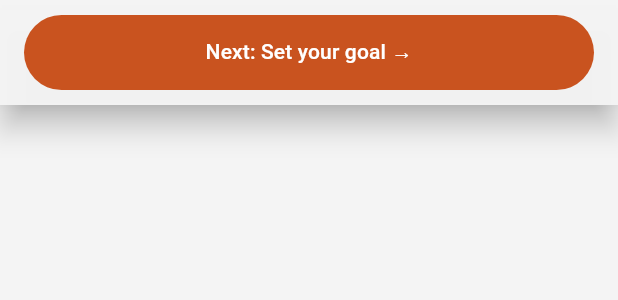
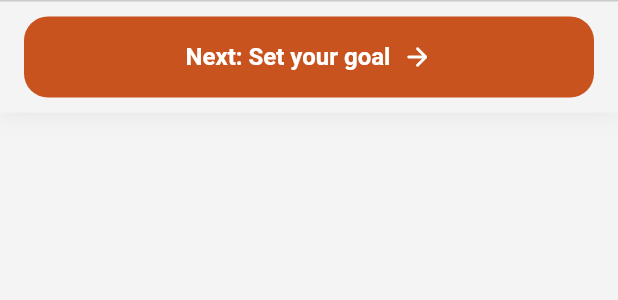
Before and after one commit to usamatech1/pureburn, a Flutter app: the ProfileBar widget shown alone on an empty page, opened directly, on a phone screen of 412 x 824 dp. Shown: the top 300 px of the screen. Run offline on Flutter 3.47's test engine with Material 3 defaults, Android fonts, the phone set to English and light mode, and no system bars; our stand-ins replace flutter_local_notifications, google_sign_in, local_auth, pedometer, permission_handler, share_plus and 2 more; missing offline and left inert: dart:html; accounts and stored records are empty.

Commit message:
Profile action bar: cleaner pill buttons, plan summary on desktop, exact pace numbers
Co-Authored-By: Claude Sonnet 5.5 <noreply@anthropic.com>
Claude-Session: https://claude.ai/code/session_01UnSAGRW2TjAb1brdbYaeEo

```diff
--- a/lib/main.dart
+++ b/lib/main.dart
@@ -207,7 +207,7 @@ class Shell extends StatelessWidget {
       child: body,
     );
     if (wide) {
-      return LockGate(child: Ambient(child: Scaffold(backgroundColor: Colors.transparent, bottomNavigationBar: app.mod == 'profile' ? const ProfileBar() : null, body: Row(children: [_side(context), Expanded(child: animated)]))));
+      return LockGate(child: Ambient(child: Scaffold(backgroundColor: Colors.transparent, body: Row(children: [_side(context), Expanded(child: Column(children: [Expanded(child: animated), if (app.mod == 'profile') const ProfileBar()]))]))));
     }
     const bottom = ['dashboard', 'workout', 'ddiet', 'progress'];
     final idx = bottom.contains(app.mod) ? bottom.indexOf(app.mod) : 4;
--- a/lib/pages.dart
+++ b/lib/pages.dart
@@ -338,9 +338,14 @@ class ProfileBar extends StatelessWidget {
   @override
   Widget build(BuildContext context) {
     final stepped = profileStepped(context);
-    return Material(
-      color: Theme.of(context).scaffoldBackgroundColor.withOpacity(0.96),
-      elevation: 8,
+    final ac = accent(context);
+    final shape = RoundedRectangleBorder(borderRadius: BorderRadius.circular(16));
+    return Container(
+      decoration: BoxDecoration(
+        color: Theme.of(context).scaffoldBackgroundColor,
+        border: Border(top: BorderSide(color: Theme.of(context).dividerColor)),
+        boxShadow: [BoxShadow(color: Colors.black.withOpacity(0.10), blurRadius: 16, offset: const Offset(0, -4))],
+      ),
       child: SafeArea(
         top: false,
         child: Padding(
@@ -352,23 +357,56 @@ class ProfileBar extends StatelessWidget {
               child: ValueListenableBuilder<int>(
                 valueListenable: profileStep,
                 builder: (c, st, _) {
-                  final submit = FilledButton.icon(
+                  final d = app.d;
+                  final style = FilledButton.styleFrom(minimumSize: const Size(0, 54), shape: shape, textStyle: const TextStyle(fontSize: 16, fontWeight: FontWeight.w700));
+                  final submit = FilledButton(
+                    style: style,
                     onPressed: () { buzz(); submitProfile(context); },
-                    icon: const Icon(Icons.check_circle_outline),
-                    label: const Text('Submit and see my plan'),
+                    child: const Row(mainAxisAlignment: MainAxisAlignment.center, mainAxisSize: MainAxisSize.min, children: [
+                      Flexible(child: Text('See my plan', overflow: TextOverflow.ellipsis)),
+                      SizedBox(width: 8),
+                      Icon(Icons.arrow_forward_rounded, size: 20),
+                    ]),
                   );
-                  if (!stepped) return SizedBox(width: double.infinity, child: submit);
+                  if (!stepped) {
+                    return Row(children: [
+                      Expanded(
+                        child: d.ok && d.plan != null
+                            ? Wrap(spacing: 8, runSpacing: 4, crossAxisAlignment: WrapCrossAlignment.center, children: [
+                                Icon(Icons.local_fire_department_outlined, color: ac, size: 20),
+                                Text('${d.plan!.kcal} kcal/day', style: const TextStyle(fontWeight: FontWeight.w800)),
+                                Text('·  ${d.plan!.timeTxt}', style: const TextStyle(fontWeight: FontWeight.w600)),
+                              ])
+                            : const SizedBox.shrink(),
+                      ),
+                      const SizedBox(width: 16),
+                      SizedBox(width: 280, child: submit),
+                    ]);
+                  }
                   if (st == 0) {
                     return SizedBox(
                       width: double.infinity,
                       child: FilledButton(
+                        style: style,
                         onPressed: () { buzz(); FocusScope.of(context).unfocus(); profileStep.value = 1; },
-                        child: const Text('Next: Set your goal →'),
+                        child: const Row(mainAxisAlignment: MainAxisAlignment.center, mainAxisSize: MainAxisSize.min, children: [
+                          Text('Next: Set your goal'),
+                          SizedBox(width: 8),
+                          Icon(Icons.arrow_forward_rounded, size: 20),
+                        ]),
                       ),
                     );
                   }
                   return Row(children: [
-                    OutlinedButton(onPressed: () { buzz(); profileStep.value = 0; }, child: const Text('Back')),
+                    SizedBox(
+                      width: 56,
+                      height: 54,
+                      child: OutlinedButton(
+                        style: OutlinedButton.styleFrom(padding: EdgeInsets.zero, shape: shape),
+                        onPressed: () { buzz(); profileStep.value = 0; },
+                        child: const Icon(Icons.arrow_back_rounded),
+                      ),
+                    ),
                     const SizedBox(width: 10),
                     Expanded(child: submit),
                   ]);
@@ -566,6 +604,12 @@ class _ProfilePageState extends State<ProfilePage> {
         ]),
       );
 
+  String _kgTxt(double kg) {
+    final v = app.toDisp(kg);
+    final t = v.toStringAsFixed(2).replaceFirst(RegExp(r'0+$'), '').replaceFirst(RegExp(r'\.$'), '');
+    return '$t ${app.unitLbl()}';
+  }
+
   Widget _paceCards(String goal, Profile p) {
     final gain = goal == 'gain';
     final opts = [
@@ -594,7 +638,7 @@ class _ProfilePageState extends State<ProfilePage> {
               child: Column(crossAxisAlignment: CrossAxisAlignment.start, children: [
                 Text(o.$2, style: const TextStyle(fontWeight: FontWeight.w800, fontSize: 14)),
                 const SizedBox(height: 4),
-                Text('~${app.fmtD(o.$3)}/week', style: const TextStyle(fontSize: 12, fontWeight: FontWeight.w600)),
+                Text('~${_kgTxt(o.$3)}/week', style: const TextStyle(fontSize: 12, fontWeight: FontWeight.w600)),
                 Text('${gain ? '+' : '-'}${(o.$3 * 1000).round()} kcal/day', style: TextStyle(fontSize: 12, color: ac, fontWeight: FontWeight.w700)),
                 const SizedBox(height: 4),
                 Text(o.$4, style: const TextStyle(fontSize: 11.5)),
```
